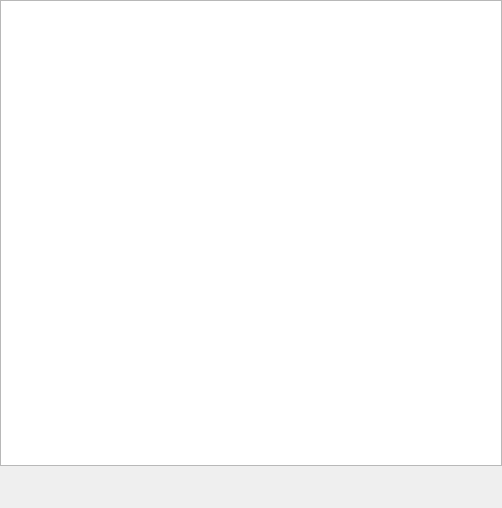
The window that Viewer/src/ChangeNotifyEditor.ui (ecmwf/ecflow) describes before a commit, drawn with Qt 5.
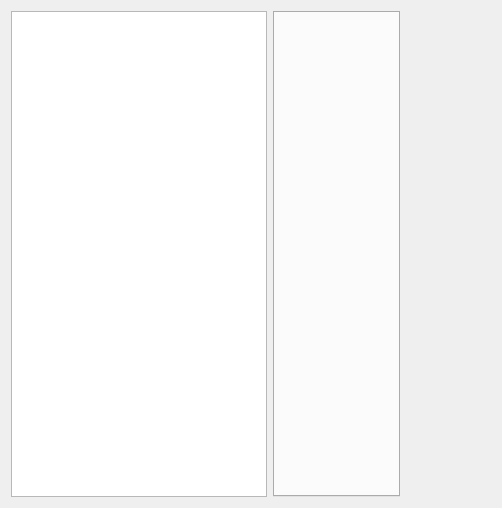
The same window after the commit.

```diff
--- a/Viewer/src/ChangeNotifyEditor.ui
+++ b/Viewer/src/ChangeNotifyEditor.ui
@@ -13,13 +13,7 @@
   <property name="windowTitle">
    <string>Form</string>
   </property>
-  <layout class="QVBoxLayout" name="verticalLayout" stretch="1,0,0">
-   <property name="spacing">
-    <number>2</number>
-   </property>
-   <property name="margin">
-    <number>0</number>
-   </property>
+  <layout class="QHBoxLayout" name="horizontalLayout">
    <item>
     <widget class="QTreeView" name="tree_">
      <property name="rootIsDecorated">
@@ -33,22 +27,16 @@
      </property>
     </widget>
    </item>
+   <item>
+    <widget class="QTabWidget" name="tab_">
+     <property name="currentIndex">
+      <number>-1</number>
+     </property>
+    </widget>
+   </item>
    <item>
     <widget class="QStackedWidget" name="stacked_"/>
    </item>
-   <item>
-    <spacer name="verticalSpacer">
-     <property name="orientation">
-      <enum>Qt::Vertical</enum>
-     </property>
-     <property name="sizeHint" stdset="0">
-      <size>
-       <width>20</width>
-       <height>40</height>
-      </size>
-     </property>
-    </spacer>
-   </item>
   </layout>
  </widget>
  <resources/>
```
